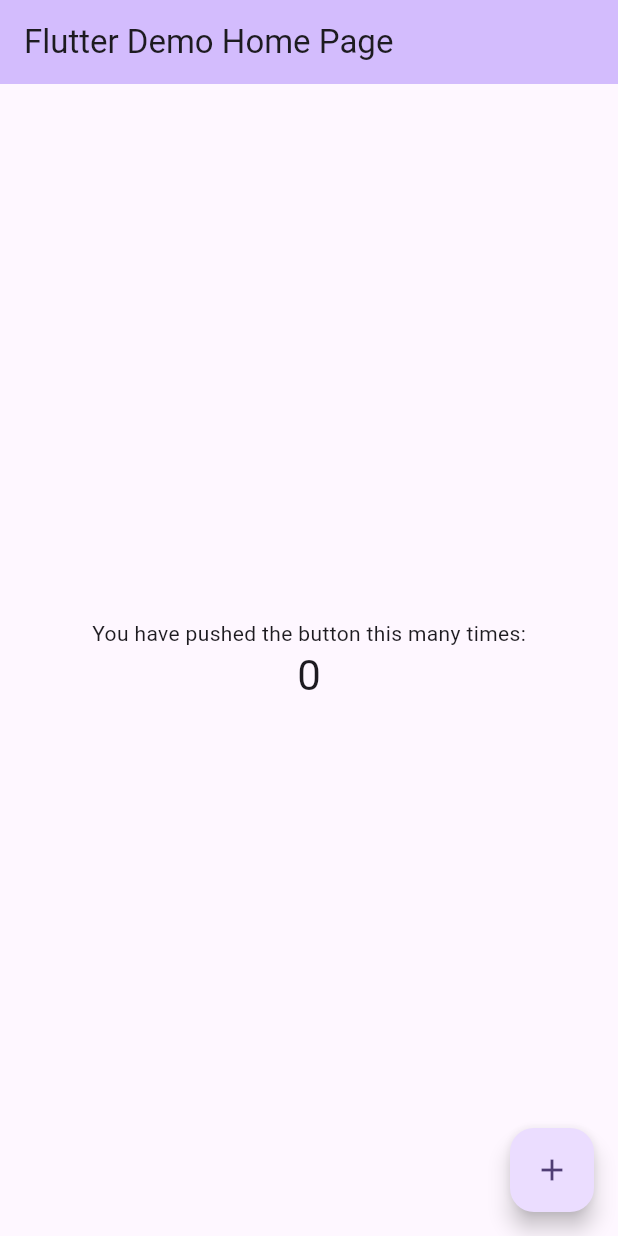
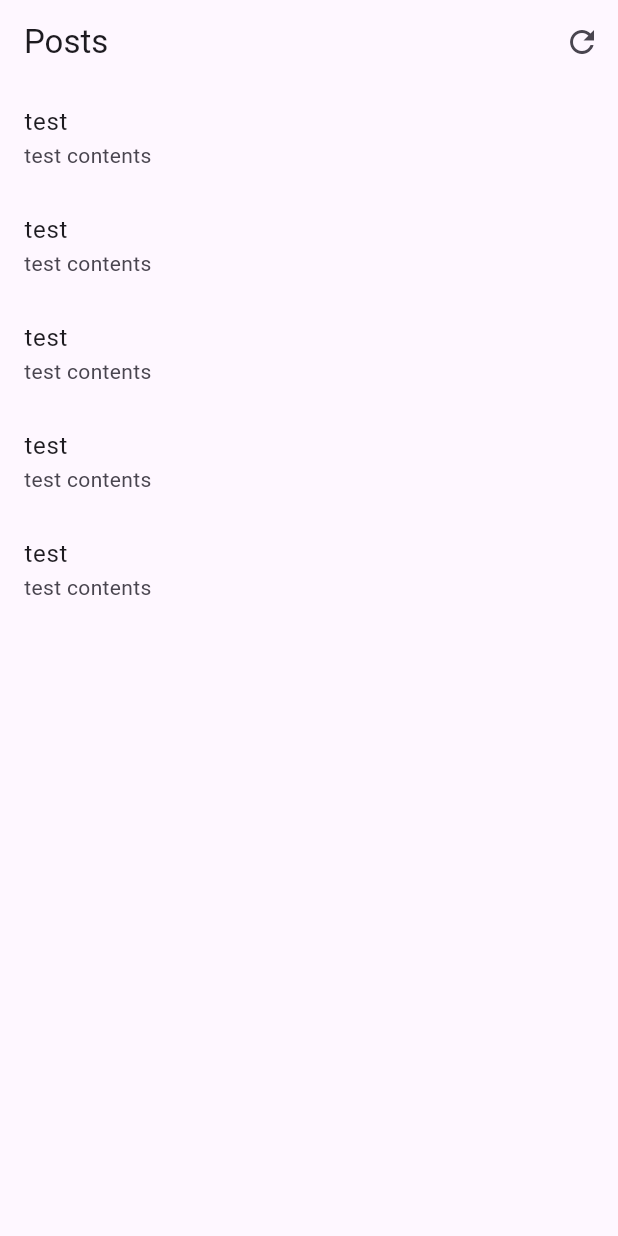
Before and after one commit to minguk-park/flutter_riverpod_study, a Flutter app: the screen it shows after launch, on a phone screen of 412 x 824 dp. Run offline on Flutter 3.47's test engine with Material 3 defaults, Android fonts, the phone set to English and light mode, and no system bars; our stand-ins replace flutter_riverpod, get_it.

Commit message:
[feat] riverpod + get_it DEMO

```diff
--- /dev/null
+++ b/lib/datasources/remote_datasource.dart
@@ -0,0 +1,19 @@
+import 'dart:math';
+import '../models/post.dart';
+
+class RemoteDataSource {
+
+  Future<List<Post>> fetchPosts() async {
+    // Simulate fetching data from a remote server
+    await Future.delayed(Duration(seconds: 2));
+    final random = Random();
+    return List.generate(
+      5,
+      (index) => Post(
+        id: random.nextInt(1000),
+        title: 'Post ${random.nextInt(1000)}',
+        content: 'Content of the post ${random.nextInt(1000)}',
+      ),
+    );
+  }
+}
--- a/lib/main.dart
+++ b/lib/main.dart
@@ -1,125 +1,31 @@
 import 'package:flutter/material.dart';
+import 'package:flutter_riverpod/flutter_riverpod.dart';
+import 'package:get_it/get_it.dart';
+import 'datasources/remote_datasource.dart';
+import 'presentation/views/post_list_view.dart';
+import 'repositories/post_repository.dart';
+
+// void setupLocator() {
+//   GetIt.I.registerLazySingleton(() => RemoteDataSource());
+//   GetIt.I.registerLazySingleton(() => PostRepository(GetIt.I<RemoteDataSource>()));
+// }
 
 void main() {
-  runApp(const MyApp());
+  // setupLocator();
+  runApp(const ProviderScope(child: MyApp()));
 }
 
 class MyApp extends StatelessWidget {
   const MyApp({super.key});
 
-  // This widget is the root of your application.
   @override
   Widget build(BuildContext context) {
     return MaterialApp(
-      title: 'Flutter Demo',
+      title: 'MVVM Example',
       theme: ThemeData(
-        // This is the theme of your application.
-        //
-        // TRY THIS: Try running your application with "flutter run". You'll see
-        // the application has a purple toolbar. Then, without quitting the app,
-        // try changing the seedColor in the colorScheme below to Colors.green
-        // and then invoke "hot reload" (save your changes or press the "hot
-        // reload" button in a Flutter-supported IDE, or press "r" if you used
-        // the command line to start the app).
-        //
-        // Notice that the counter didn't reset back to zero; the application
-        // state is not lost during the reload. To reset the state, use hot
-        // restart instead.
-        //
-        // This works for code too, not just values: Most code changes can be
-        // tested with just a hot reload.
-        colorScheme: ColorScheme.fromSeed(seedColor: Colors.deepPurple),
-        useMaterial3: true,
+        primarySwatch: Colors.blue,
       ),
-      home: const MyHomePage(title: 'Flutter Demo Home Page'),
+      home: PostListView(),
     );
   }
 }
-
-class MyHomePage extends StatefulWidget {
-  const MyHomePage({super.key, required this.title});
-
-  // This widget is the home page of your application. It is stateful, meaning
-  // that it has a State object (defined below) that contains fields that affect
-  // how it looks.
-
-  // This class is the configuration for the state. It holds the values (in this
-  // case the title) provided by the parent (in this case the App widget) and
-  // used by the build method of the State. Fields in a Widget subclass are
-  // always marked "final".
-
-  final String title;
-
-  @override
-  State<MyHomePage> createState() => _MyHomePageState();
-}
-
-class _MyHomePageState extends State<MyHomePage> {
-  int _counter = 0;
-
-  void _incrementCounter() {
-    setState(() {
-      // This call to setState tells the Flutter framework that something has
-      // changed in this State, which causes it to rerun the build method below
-      // so that the display can reflect the updated values. If we changed
-      // _counter without calling setState(), then the build method would not be
-      // called again, and so nothing would appear to happen.
-      _counter++;
-    });
-  }
-
-  @override
-  Widget build(BuildContext context) {
-    // This method is rerun every time setState is called, for instance as done
-    // by the _incrementCounter method above.
-    //
-    // The Flutter framework has been optimized to make rerunning build methods
-    // fast, so that you can just rebuild anything that needs updating rather
-    // than having to individually change instances of widgets.
-    return Scaffold(
-      appBar: AppBar(
-        // TRY THIS: Try changing the color here to a specific color (to
-        // Colors.amber, perhaps?) and trigger a hot reload to see the AppBar
-        // change color while the other colors stay the same.
-        backgroundColor: Theme.of(context).colorScheme.inversePrimary,
-        // Here we take the value from the MyHomePage object that was created by
-        // the App.build method, and use it to set our appbar title.
-        title: Text(widget.title),
-      ),
-      body: Center(
-        // Center is a layout widget. It takes a single child and positions it
-        // in the middle of the parent.
-        child: Column(
-          // Column is also a layout widget. It takes a list of children and
-          // arranges them vertically. By default, it sizes itself to fit its
-          // children horizontally, and tries to be as tall as its parent.
-          //
-          // Column has various properties to control how it sizes itself and
-          // how it positions its children. Here we use mainAxisAlignment to
-          // center the children vertically; the main axis here is the vertical
-          // axis because Columns are vertical (the cross axis would be
-          // horizontal).
-          //
-          // TRY THIS: Invoke "debug painting" (choose the "Toggle Debug Paint"
-          // action in the IDE, or press "p" in the console), to see the
-          // wireframe for each widget.
-          mainAxisAlignment: MainAxisAlignment.center,
-          children: <Widget>[
-            const Text(
-              'You have pushed the button this many times:',
-            ),
-            Text(
-              '$_counter',
-              style: Theme.of(context).textTheme.headlineMedium,
-            ),
-          ],
-        ),
-      ),
-      floatingActionButton: FloatingActionButton(
-        onPressed: _incrementCounter,
-        tooltip: 'Increment',
-        child: const Icon(Icons.add),
-      ), // This trailing comma makes auto-formatting nicer for build methods.
-    );
-  }
-}
--- /dev/null
+++ b/lib/models/post.dart
@@ -0,0 +1,7 @@
+class Post {
+  final int id;
+  final String title;
+  final String content;
+
+  Post({required this.id, required this.title, required this.content});
+}
--- /dev/null
+++ b/lib/presentation/views/post_list_view.dart
@@ -0,0 +1,45 @@
+import 'package:flutter/material.dart';
+import 'package:flutter_riverpod/flutter_riverpod.dart';
+import 'package:flutter_riverpod_study/models/post.dart';
+import '../widgets/post_item_widget.dart';
+import '../../providers/post_provider.dart';
+
+class PostListView extends ConsumerWidget {
+  @override
+  Widget build(BuildContext context, WidgetRef ref) {
+    // final postsAsyncValue = ref.watch(postProvider);
+
+    return Scaffold(
+      appBar: AppBar(
+        title: Text('Posts'),
+        actions: [
+          IconButton(
+            icon: Icon(Icons.refresh),
+            onPressed: () {
+              // ref.invalidate(postProvider);
+              // ref.read(postProvider);
+            },
+          ),
+        ],
+      ),
+      // body: postsAsyncValue.when(
+      //   data: (posts) {
+      //     return ListView.builder(
+      //       itemCount: posts.length,
+      //       itemBuilder: (context, index) {
+      //         return PostItemWidget(post: posts[index]);
+      //       },
+      //     );
+      //   },
+      //   loading: () => const Center(child: CircularProgressIndicator()),
+      //   error: (error, stack) => Center(child: Text('Error: $error')),
+      // ),
+      body: ListView.builder(
+          itemCount: 5,
+          itemBuilder: (context, index){
+            return PostItemWidget(post: Post(id: 5, title: "test", content: "test contents"));
+          },
+        ),
+    );
+  }
+}
--- /dev/null
+++ b/lib/presentation/widgets/post_item_widget.dart
@@ -0,0 +1,16 @@
+import 'package:flutter/material.dart';
+import '../../models/post.dart';
+
+class PostItemWidget extends StatelessWidget {
+  final Post post;
+
+  const PostItemWidget({super.key, required this.post});
+
+  @override
+  Widget build(BuildContext context) {
+    return ListTile(
+      title: Text(post.title),
+      subtitle: Text(post.content),
+    );
+  }
+}
--- /dev/null
+++ b/lib/repositories/post_repository.dart
@@ -0,0 +1,12 @@
+import '../datasources/remote_datasource.dart';
+import '../models/post.dart';
+
+class PostRepository {
+  // final RemoteDataSource remoteDataSource;
+
+  // PostRepository(this.remoteDataSource);
+
+  // Future<List<Post>> getPosts() async {
+  //   return await remoteDataSource.fetchPosts();
+  // }
+}
```
Also changed, not shown: lib/providers/post_provider.dart (added, +13 -0 lines).
